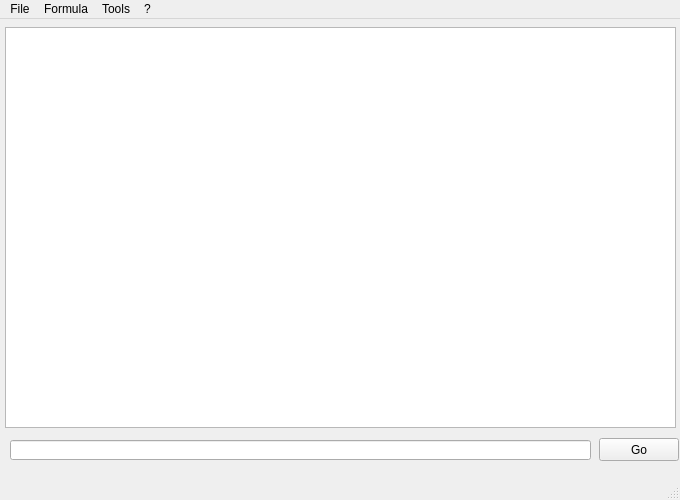
This is gui.ui in akleemans/cp-logic as Qt 5 draws it before an edit. The edited form follows.
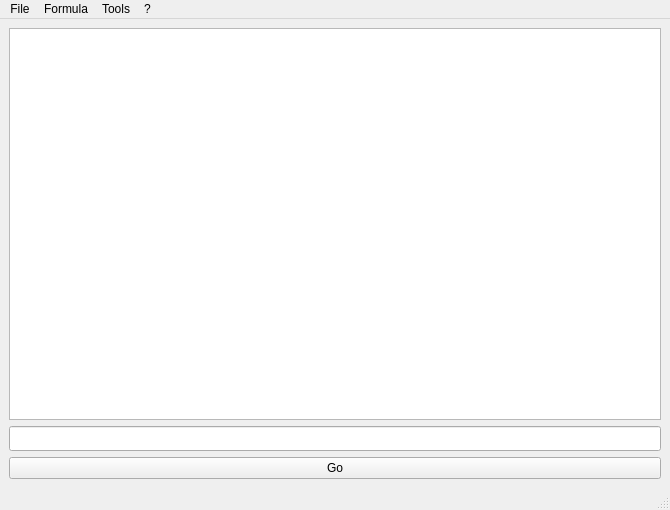
This is the edited form.

Commit message:
Corrected several errors and made GUI resizable.
1. in removing brackets algorithm
2. IMPL and TOP/BOTTOM
3. new message sat(TOP)

The edit to the form file:
```diff
--- a/gui.ui
+++ b/gui.ui
@@ -6,66 +6,53 @@
    <rect>
     <x>0</x>
     <y>0</y>
-    <width>680</width>
-    <height>500</height>
+    <width>670</width>
+    <height>510</height>
    </rect>
   </property>
-  <property name="minimumSize">
-   <size>
-    <width>680</width>
-    <height>500</height>
-   </size>
-  </property>
-  <property name="maximumSize">
-   <size>
-    <width>680</width>
-    <height>500</height>
-   </size>
-  </property>
   <property name="windowTitle">
    <string>Toolbox Classical Propositional Logic</string>
   </property>
   <widget class="QWidget" name="centralwidget">
-   <widget class="QLineEdit" name="lineEdit">
-    <property name="geometry">
-     <rect>
-      <x>10</x>
-      <y>421</y>
-      <width>581</width>
-      <height>20</height>
-     </rect>
-    </property>
-   </widget>
-   <widget class="QPushButton" name="pushButton">
-    <property name="geometry">
-     <rect>
-      <x>599</x>
-      <y>419</y>
-      <width>80</width>
-      <height>23</height>
-     </rect>
-    </property>
-    <property name="text">
-     <string>Go</string>
-    </property>
-   </widget>
-   <widget class="QListWidget" name="listWidget">
-    <property name="geometry">
-     <rect>
-      <x>5</x>
-      <y>8</y>
-      <width>671</width>
-      <height>401</height>
-     </rect>
-    </property>
-   </widget>
+   <layout class="QVBoxLayout" name="verticalLayout_3">
+    <item>
+     <layout class="QVBoxLayout" name="verticalLayout">
+      <item>
+       <widget class="QListWidget" name="listWidget"/>
+      </item>
+     </layout>
+    </item>
+    <item>
+     <widget class="QLineEdit" name="lineEdit">
+      <property name="sizePolicy">
+       <sizepolicy hsizetype="Expanding" vsizetype="Expanding">
+        <horstretch>0</horstretch>
+        <verstretch>0</verstretch>
+       </sizepolicy>
+      </property>
+      <property name="maximumSize">
+       <size>
+        <width>16777215</width>
+        <height>25</height>
+       </size>
+      </property>
+     </widget>
+    </item>
+    <item>
+     <widget class="QPushButton" name="pushButton">
+      <property name="text">
+       <string>Go</string>
+      </property>
+     </widget>
+    </item>
+   </layout>
   </widget>
   <widget class="QMenuBar" name="menubar">
    <property name="geometry">
     <rect>
      <x>0</x>
      <y>0</y>
-     <width>680</width>
+     <width>670</width>
      <height>25</height>
     </rect>
    </property>
```
Left out of the diff: 64 changed lines with no effect on the pictures. The commit also changes 3 other files.
